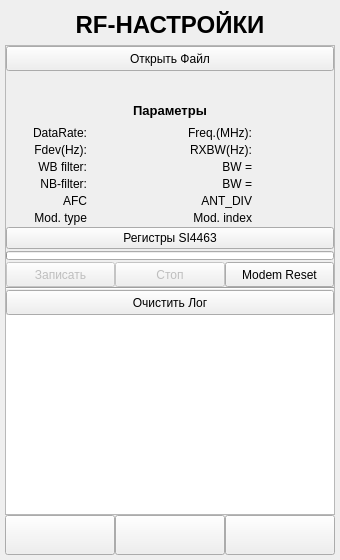
First picture: the form in ANDROID_FORMS/si4463_settings_form.ui, repository DavidSiegman/PLC_RF_Configurator, before the edit.
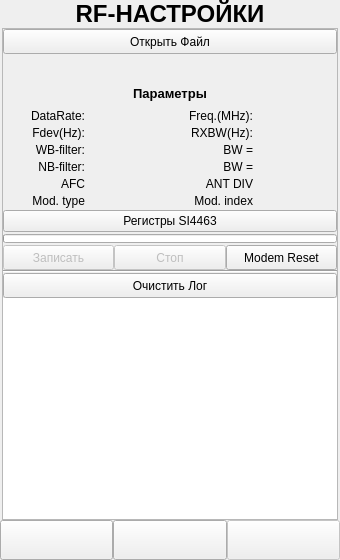
Second picture: the form after the edit. Icons and pictures are not drawn.

Diff of the .ui file:
```diff
--- a/ANDROID_FORMS/si4463_settings_form.ui
+++ b/ANDROID_FORMS/si4463_settings_form.ui
@@ -13,21 +13,21 @@
   <property name="windowTitle">
    <string>Form</string>
   </property>
-  <layout class="QVBoxLayout" name="verticalLayout_4">
+  <layout class="QVBoxLayout" name="verticalLayout_7">
    <property name="spacing">
     <number>0</number>
    </property>
    <property name="leftMargin">
-    <number>5</number>
+    <number>0</number>
    </property>
    <property name="topMargin">
-    <number>5</number>
+    <number>0</number>
    </property>
    <property name="rightMargin">
-    <number>5</number>
+    <number>0</number>
    </property>
    <property name="bottomMargin">
-    <number>5</number>
+    <number>0</number>
    </property>
    <item>
     <layout class="QHBoxLayout" name="horizontalLayout_5">
@@ -45,7 +45,7 @@
        <property name="minimumSize">
         <size>
          <width>0</width>
-         <height>40</height>
+         <height>0</height>
         </size>
        </property>
        <property name="font">
@@ -67,6 +67,27 @@
     </layout>
    </item>
    <item>
+    <widget class="QWidget" name="Main_Widget" native="true">
+     <property name="styleSheet">
+      <string notr="true"/>
+     </property>
+     <layout class="QVBoxLayout" name="verticalLayout_5">
+      <property name="spacing">
+       <number>0</number>
+      </property>
+      <property name="leftMargin">
+       <number>2</number>
+      </property>
+      <property name="topMargin">
+       <number>0</number>
+      </property>
+      <property name="rightMargin">
+       <number>2</number>
+      </property>
+      <property name="bottomMargin">
+       <number>0</number>
+      </property>
+      <item>
     <widget class="QScrollArea" name="scrollArea">
      <property name="sizePolicy">
       <sizepolicy hsizetype="Expanding" vsizetype="Expanding">
@@ -85,7 +106,7 @@
        <rect>
         <x>0</x>
         <y>0</y>
-        <width>311</width>
+           <width>317</width>
         <height>488</height>
        </rect>
       </property>
@@ -423,7 +444,7 @@
                </font>
               </property>
               <property name="text">
-               <string>WB filter:</string>
+                  <string>WB-filter:</string>
               </property>
               <property name="alignment">
                <set>Qt::AlignRight|Qt::AlignTrailing|Qt::AlignVCenter</set>
@@ -669,7 +690,7 @@
                </font>
               </property>
               <property name="text">
-               <string>ANT_DIV</string>
+                  <string>ANT DIV</string>
               </property>
               <property name="alignment">
                <set>Qt::AlignRight|Qt::AlignTrailing|Qt::AlignVCenter</set>
@@ -1286,8 +1307,32 @@
      </widget>
     </widget>
    </item>
+     </layout>
+    </widget>
+   </item>
    <item>
-    <layout class="QHBoxLayout" name="horizontalLayout">
+    <widget class="QWidget" name="DownPanel_Widget" native="true">
+     <property name="styleSheet">
+      <string notr="true"/>
+     </property>
+     <layout class="QVBoxLayout" name="verticalLayout_4">
+      <property name="spacing">
+       <number>0</number>
+      </property>
+      <property name="leftMargin">
+       <number>0</number>
+      </property>
+      <property name="topMargin">
+       <number>0</number>
+      </property>
+      <property name="rightMargin">
+       <number>0</number>
+      </property>
+      <property name="bottomMargin">
+       <number>0</number>
+      </property>
+      <item>
+       <layout class="QHBoxLayout" name="horizontalLayout_2">
      <property name="spacing">
       <number>0</number>
      </property>
@@ -1331,7 +1376,7 @@
        <property name="minimumSize">
         <size>
          <width>0</width>
-         <height>0</height>
+            <height>40</height>
         </size>
        </property>
        <property name="maximumSize">
@@ -1359,7 +1404,31 @@
       </widget>
      </item>
      <item>
+         <widget class="QWidget" name="Next_Widget" native="true">
+          <property name="enabled">
+           <bool>false</bool>
+          </property>
+          <layout class="QVBoxLayout" name="verticalLayout_6">
+           <property name="spacing">
+            <number>0</number>
+           </property>
+           <property name="leftMargin">
+            <number>0</number>
+           </property>
+           <property name="topMargin">
+            <number>0</number>
+           </property>
+           <property name="rightMargin">
+            <number>0</number>
+           </property>
+           <property name="bottomMargin">
+            <number>0</number>
+           </property>
+           <item>
       <widget class="QPushButton" name="Next">
+             <property name="enabled">
+              <bool>false</bool>
+             </property>
        <property name="sizePolicy">
         <sizepolicy hsizetype="Minimum" vsizetype="Minimum">
          <horstretch>0</horstretch>
@@ -1388,6 +1457,12 @@
       </widget>
      </item>
     </layout>
+         </widget>
+        </item>
+       </layout>
+      </item>
+     </layout>
+    </widget>
    </item>
   </layout>
  </widget>
```
Left out of the diff: 3 changed lines with no effect on the pictures. Lines whose indentation alone changed are shown as unchanged.
